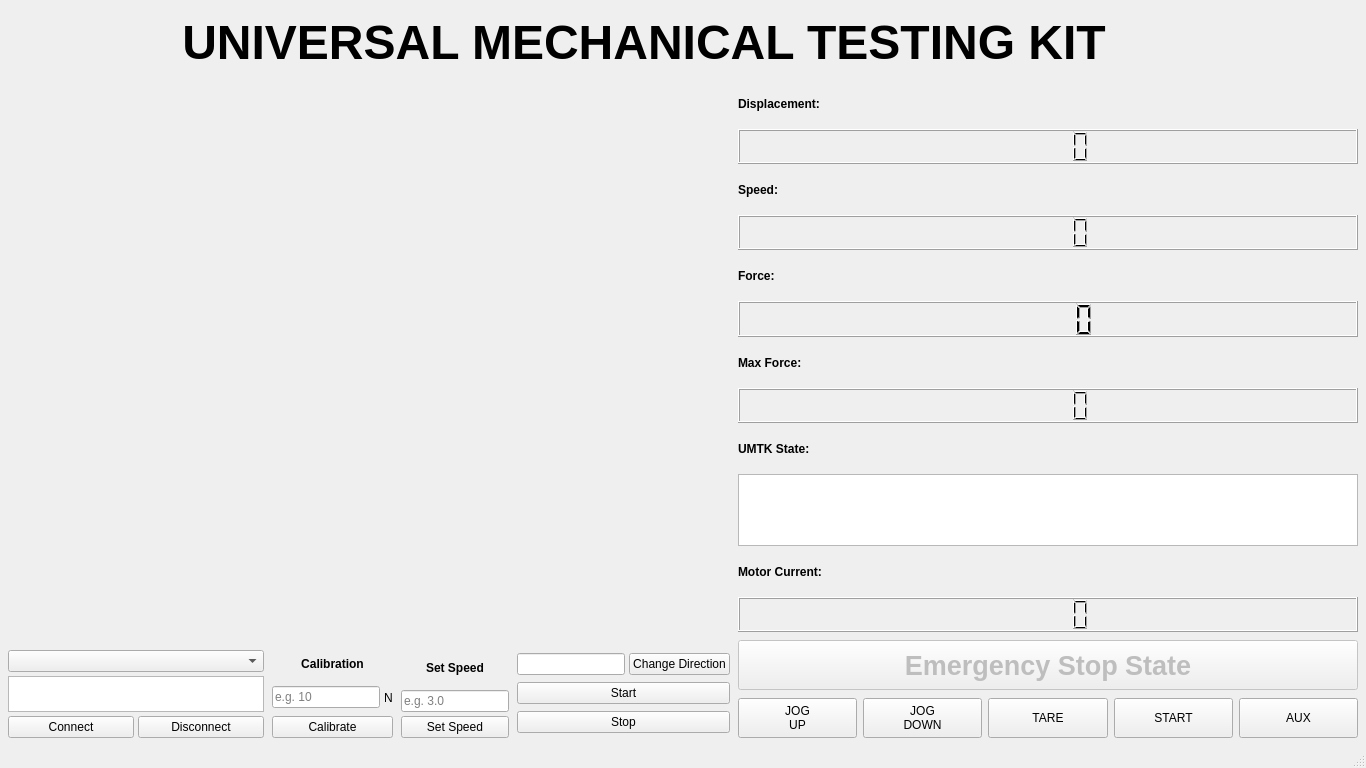
Qt form UMTK_UI/v1.5/UMTK_Design_dynamic.ui (AmorphousX/UMTK) before a commit.
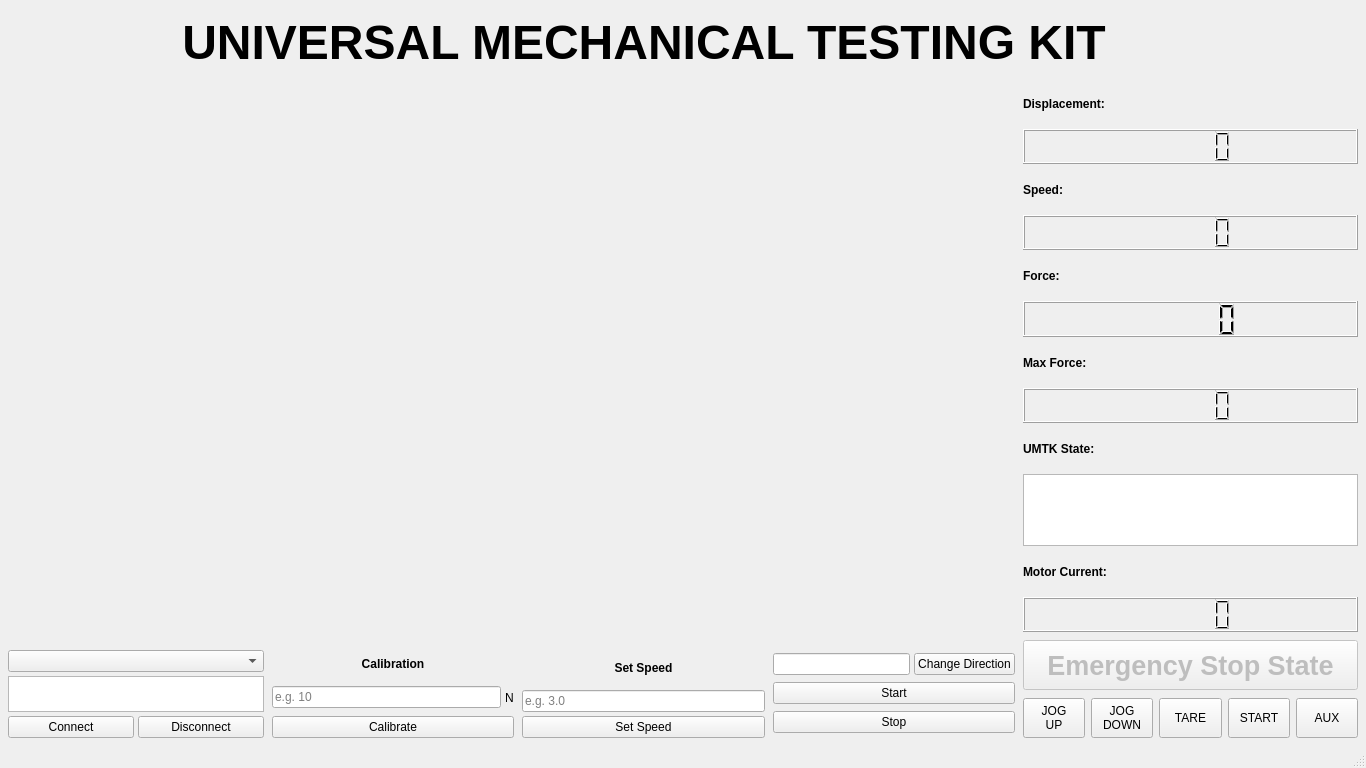
The same form after that commit. Icons and pictures are not drawn.

Commit message: make box bigger

What changed in the file:
```diff
--- a/UMTK_UI/v1.5/UMTK_Design_dynamic.ui
+++ b/UMTK_UI/v1.5/UMTK_Design_dynamic.ui
@@ -129,12 +129,12 @@
      </layout>
     </item>
     <item>
-     <layout class="QHBoxLayout" name="contentRow">
+    <layout class="QHBoxLayout" name="contentRow" stretch="3,1">
       <property name="spacing">
        <number>8</number>
       </property>
       <item>
-       <layout class="QVBoxLayout" name="leftColumn">
+    <layout class="QVBoxLayout" name="leftColumn" stretch="6,1">
         <property name="spacing">
          <number>8</number>
         </property>
```
